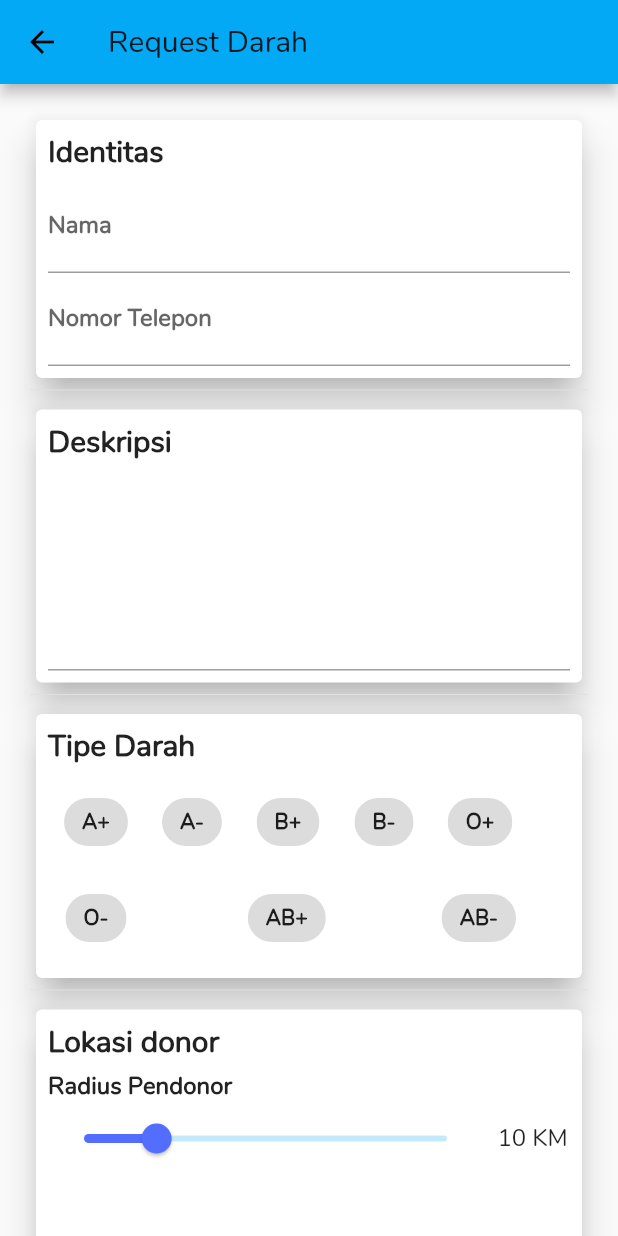
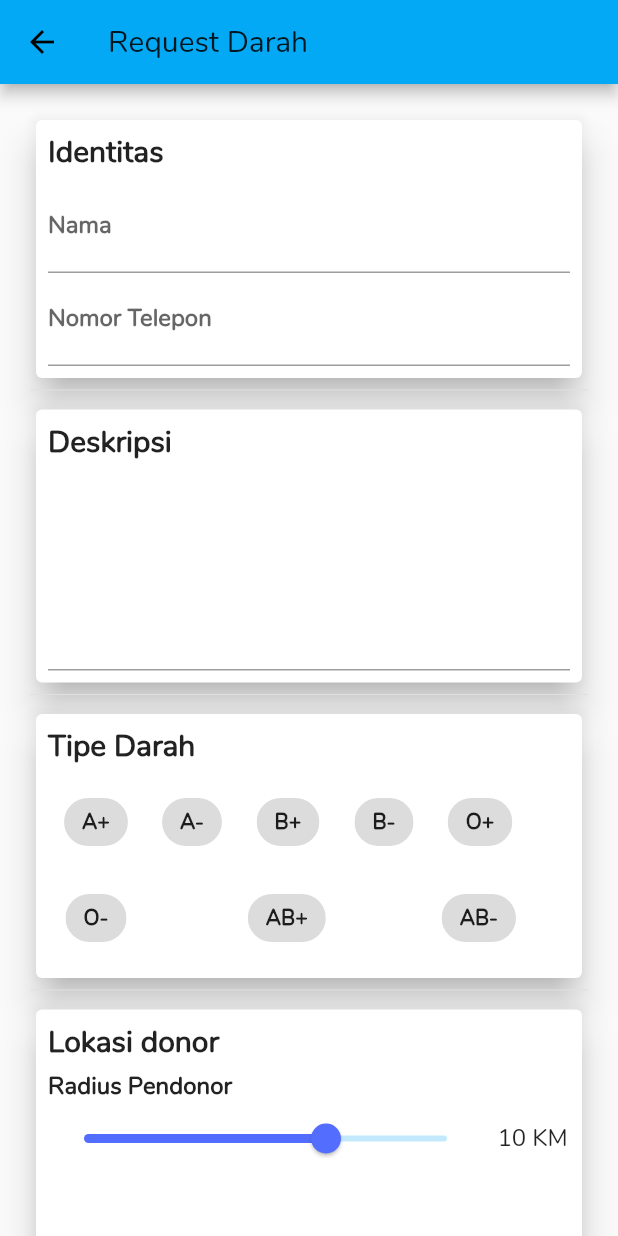
Before and after one commit to skeithnight/blood, a Flutter app: the RequestDarahScreen screen opened directly, on a phone screen of 412 x 824 dp. Run offline on Flutter 3.47's test engine with Material 2 defaults, Android fonts, the light colour scheme and no system bars; our stand-ins replace firebase_auth, firebase_database, firebase_messaging, flutter_map, geolocator, google_sign_in and 1 more; accounts and stored records are empty; network calls fail; statements that could not run were skipped.

Commit message:
update max slider location

```diff
--- a/lib/data.dart
+++ b/lib/data.dart
@@ -1,7 +1,7 @@
 
 var apiKey = "{api-key}";
-var fcmServerKey = "{fcm-server-key}";
-var cloudFunction = "{http://cloud-function}";
+var fcmServerKey = "{fcm-token}";
+var cloudFunction = "https://{your-ip}";
 
 // String _value = "A+";
 List<String> listDarah = ["A+", "A-", "B+", "B-", "O+", "O-", "AB+", "AB-"];
--- a/lib/screens/request_darah_screen.dart
+++ b/lib/screens/request_darah_screen.dart
@@ -227,7 +227,7 @@ class _RequestDarahScreenState extends State<RequestDarahScreen> {
                         child: Slider(
                           activeColor: Colors.indigoAccent,
                           min: 0.0,
-                          max: 50.0,
+                          max: 15.0,
                           onChanged: (newRating) {
                             setState(() => _sliderValue = newRating);
                           },
```
